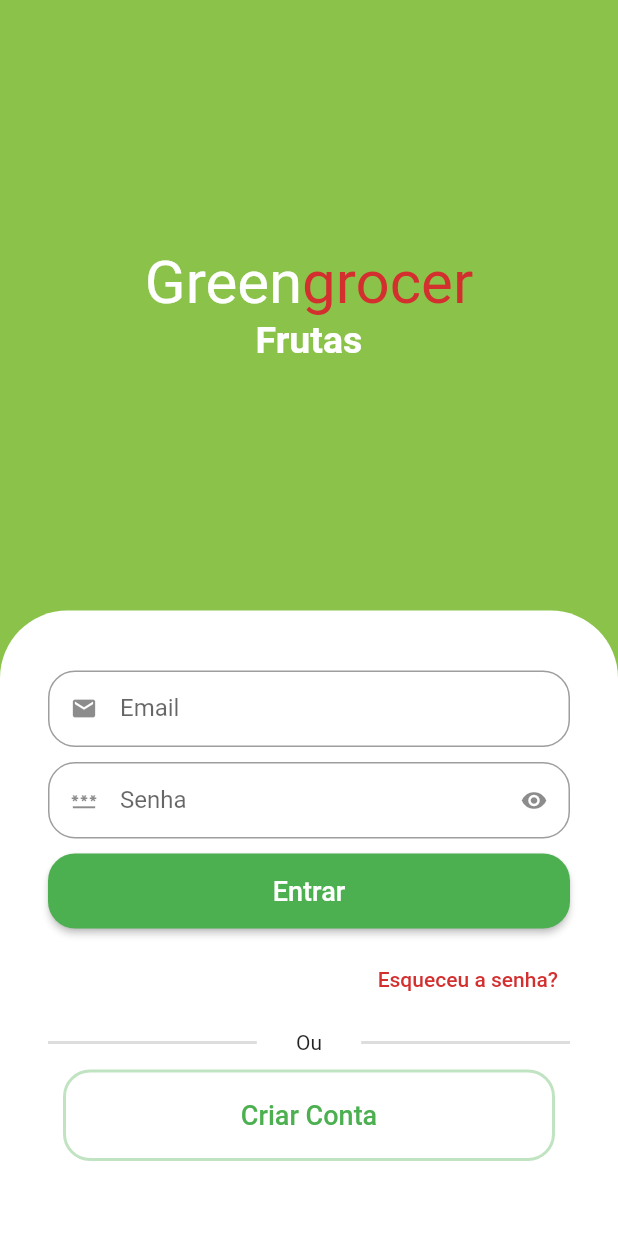
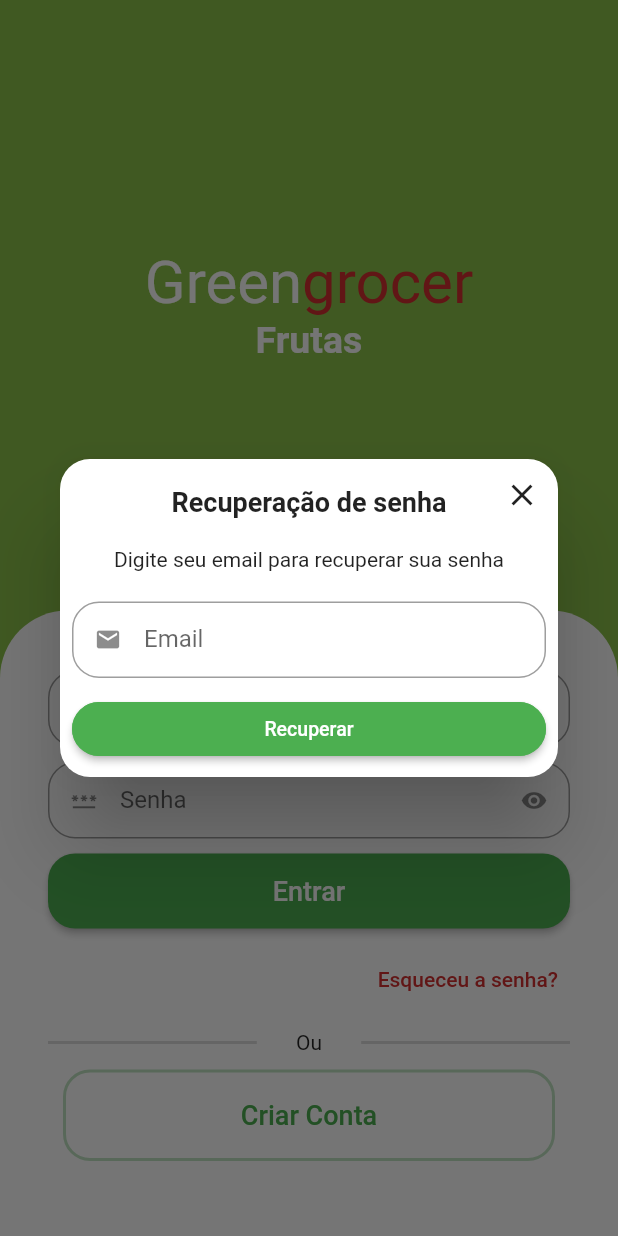
Before and after one commit to AndreLotusDev/GreenGrocerFlutter, a Flutter app: the screen it shows after launch, after a tap on "Esqueceu a senha?", on a phone screen of 412 x 824 dp. Run offline on Flutter 3.47's test engine with Material 2 defaults, Android fonts, the phone set to English and light mode, and no system bars; drawn by our look-alikes of animated_text_kit; our stand-ins replace badges, dio, flutter_secure_storage, fluttertoast, freezed_annotation, get and 3 more; missing offline and left inert: add_to_cart_animation.

Commit message:
Added workflows for login, sign up, forgot password

```diff
--- a/lib/main.dart
+++ b/lib/main.dart
@@ -4,6 +4,8 @@ import 'package:loja_virtual/src/pages/auth/controller/auth_controller.dart';
 import 'package:loja_virtual/src/pages_routes/app_pages.dart';
 
 void main() async {
+  WidgetsFlutterBinding.ensureInitialized();
+
   Get.put(AuthController());
 
   runApp(const MyApp());
--- a/lib/src/constants/endpoints.dart
+++ b/lib/src/constants/endpoints.dart
@@ -3,4 +3,6 @@ const String baseUrl = 'https://parseapi.back4app.com/functions';
 abstract class Endpoints {
   static const String signIn = '$baseUrl/login';
   static const String signUp = '$baseUrl/signup';
+  static const String validateToken = '$baseUrl/validate-token';
+  static const String resetPassword = '$baseUrl/reset-password';
 }
--- /dev/null
+++ b/lib/src/constants/storage_keys.dart
@@ -0,0 +1,3 @@
+abstract class StorageKeys {
+  static const String token = 'token';
+}
--- /dev/null
+++ b/lib/src/pages/auth/view/forgot_password_dialog.dart
@@ -0,0 +1,114 @@
+import 'package:flutter/material.dart';
+import 'package:get/get.dart';
+import 'package:loja_virtual/src/services/validators.dart';
+import '../../common_widgets/custom_text_field.dart';
+import '../controller/auth_controller.dart';
+
+class ForgotPasswordDialog extends StatelessWidget {
+  final emailController = TextEditingController();
+
+  ForgotPasswordDialog({
+    required String email,
+    Key? key,
+  }) : super(key: key) {
+    emailController.text = email;
+  }
+
+  final _formFieldKey = GlobalKey<FormFieldState>();
+  final authController = Get.find<AuthController>();
+
+  @override
+  Widget build(BuildContext context) {
+    return Dialog(
+      shape: RoundedRectangleBorder(
+        borderRadius: BorderRadius.circular(20),
+      ),
+      child: Stack(
+        alignment: Alignment.center,
+        children: [
+          // Conteúdo
+          Padding(
+            padding: const EdgeInsets.all(8.0),
+            child: Column(
+              crossAxisAlignment: CrossAxisAlignment.stretch,
+              mainAxisSize: MainAxisSize.min,
+              children: [
+                // Titulo
+                const Padding(
+                  padding: EdgeInsets.symmetric(vertical: 10),
+                  child: Text(
+                    'Recuperação de senha',
+                    textAlign: TextAlign.center,
+                    style: TextStyle(
+                      fontWeight: FontWeight.bold,
+                      fontSize: 18,
+                    ),
+                  ),
+                ),
+
+                // Descrição
+                const Padding(
+                  padding: EdgeInsets.only(
+                    top: 10,
+                    bottom: 20,
+                  ),
+                  child: Text(
+                    'Digite seu email para recuperar sua senha',
+                    textAlign: TextAlign.center,
+                    style: TextStyle(),
+                  ),
+                ),
+
+                // Campo de email
+                CustomTextField(
+                  formFieldKey: _formFieldKey,
+                  customTextFieldController: emailController,
+                  iconData: Icons.email,
+                  label: 'Email',
+                  validator: emailValidator,
+                ),
+
+                // Confirmar
+                ElevatedButton(
+                  style: ElevatedButton.styleFrom(
+                    shape: RoundedRectangleBorder(
+                      borderRadius: BorderRadius.circular(20),
+                    ),
+                    side: const BorderSide(
+                      width: 2,
+                      color: Colors.green,
+                    ),
+                  ),
+                  onPressed: () {
+                    if (_formFieldKey.currentState!.validate()) {
+                      authController.resetPassword(emailController.text);
+                      Get.back(result: true);
+                    }
+                  },
+                  child: const Text(
+                    'Recuperar',
+                    style: TextStyle(
+                      fontSize: 13,
+                    ),
+                  ),
+                ),
+              ],
+            ),
+          ),
+
+          // Botão para fechar
+          Positioned(
+            top: 0,
+            right: 0,
+            child: IconButton(
+              onPressed: () {
+                Navigator.of(context).pop();
+              },
+              icon: const Icon(Icons.close),
+            ),
+          ),
+        ],
+      ),
+    );
+  }
+}
--- a/lib/src/pages/auth/view/sign_in_screen.dart
+++ b/lib/src/pages/auth/view/sign_in_screen.dart
@@ -3,8 +3,12 @@ import 'package:flutter/material.dart';
 import 'package:get/get.dart';
 import 'package:loja_virtual/src/config/custom_colors.dart';
 import 'package:loja_virtual/src/pages/auth/controller/auth_controller.dart';
+import 'package:loja_virtual/src/pages/auth/repository/auth_errors.dart';
+import 'package:loja_virtual/src/pages/auth/view/forgot_password_dialog.dart';
 import 'package:loja_virtual/src/pages/common_widgets/app_name.dart';
 import 'package:loja_virtual/src/pages_routes/app_pages.dart';
+import 'package:loja_virtual/src/services/utils_services.dart';
+import 'package:loja_virtual/src/services/validators.dart';
 import '../../common_widgets/custom_text_field.dart';
 
 class SignInScreen extends StatelessWidget {
@@ -14,6 +18,8 @@ class SignInScreen extends StatelessWidget {
 
   final emailController = TextEditingController();
   final passwordController = TextEditingController();
+
+  final utilServices = UtilsServices();
 
   @override
   Widget build(BuildContext context) {
@@ -74,16 +80,7 @@ class SignInScreen extends StatelessWidget {
                       CustomTextField(
                         iconData: Icons.email,
                         label: 'Email',
-                        validator: (email) {
-                          if (email == null || email.isEmpty) {
-                            return 'Digite seu email!';
-                          }
-
-                          if (!email.isEmail) {
-                            return 'Digite um email válido';
-                          }
-                          return null;
-                        },
+                        validator: emailValidator,
                         customTextFieldController: emailController,
                       ),
 
@@ -92,17 +89,7 @@ class SignInScreen extends StatelessWidget {
                         label: 'Senha',
                         isSecret: true,
                         suffixIcon: Icons.visibility,
-                        validator: (password) {
-                          if (password == null || password.isEmpty) {
-                            return 'Digite sua senha';
-                          }
-
-                          if (password.length < 7) {
-                            return 'Digite uma senha com pelo menos 7 dígitos';
-                          }
-
-                          return null;
-                        },
+                        validator: passwordValidator,
                         customTextFieldController: passwordController,
                       ),
 
@@ -151,12 +138,29 @@ class SignInScreen extends StatelessWidget {
                         child: Align(
                           alignment: Alignment.centerRight,
                           child: TextButton(
-                              onPressed: () {},
-                              child: Text(
-                                'Esqueceu a senha?',
-                                style: TextStyle(
-                                    color: CustomColors.customContrastColor),
-                              )),
+                            onPressed: () async {
+                              bool? result = await showDialog(
+                                context: context,
+                                builder: (_) {
+                                  return ForgotPasswordDialog(
+                                    email: emailController.text,
+                                  );
+                                },
+                              );
+
+                              if (result ?? false) {
+                                utilServices.showToast(
+                                  message:
+                                      'Um link de recuperação foi enviado para o seu email',
+                                );
+                              }
+                            },
+                            child: Text(
+                              'Esqueceu a senha?',
+                              style: TextStyle(
+                                  color: CustomColors.customContrastColor),
+                            ),
+                          ),
                         ),
                       ),
 
--- a/lib/src/pages/common_widgets/custom_text_field.dart
+++ b/lib/src/pages/common_widgets/custom_text_field.dart
@@ -10,7 +10,10 @@ class CustomTextField extends StatefulWidget {
   final String? initialValue;
   final bool readOnly;
   final String? Function(String?)? validator;
+  final void Function(String?)? onSaved;
   final TextEditingController? customTextFieldController;
+  final TextInputType? textInputType;
+  final GlobalKey<FormFieldState>? formFieldKey;
 
   const CustomTextField(
       {Key? key,
@@ -22,7 +25,10 @@ class CustomTextField extends StatefulWidget {
       this.initialValue,
       this.readOnly = false,
       this.validator,
-      this.customTextFieldController})
+      this.customTextFieldController,
+      this.textInputType,
+      this.onSaved,
+      this.formFieldKey})
       : super(key: key);
 
   @override
@@ -34,7 +40,6 @@ class _CustomTextFieldState extends State<CustomTextField> {
 
   @override
   void initState() {
-    // TODO: implement initState
     if (widget.isSecret) {
       isObscure = true;
     }
@@ -45,12 +50,15 @@ class _CustomTextFieldState extends State<CustomTextField> {
     return Padding(
         padding: const EdgeInsets.only(bottom: 10),
         child: TextFormField(
+          key: widget.formFieldKey,
+          keyboardType: widget.textInputType,
           controller: widget.customTextFieldController,
           initialValue: widget.initialValue,
           readOnly: widget.readOnly,
           validator: widget.validator,
           inputFormatters: widget.inputFormatters,
           obscureText: isObscure,
+          onSaved: widget.onSaved,
           decoration: InputDecoration(
             prefixIcon: Icon(widget.iconData),
             suffixIcon: widget.isSecret
--- a/lib/src/pages/splashs/splash_screen.dart
+++ b/lib/src/pages/splashs/splash_screen.dart
@@ -1,8 +1,8 @@
 import 'package:flutter/material.dart';
 import 'package:get/get.dart';
+import 'package:get/get_core/src/get_main.dart';
 import 'package:loja_virtual/src/config/custom_colors.dart';
-import 'package:loja_virtual/src/pages_routes/app_pages.dart';
-
+import '../auth/controller/auth_controller.dart';
 import '../common_widgets/app_name.dart';
 
 class SplashScreen extends StatefulWidget {
@@ -17,9 +17,7 @@ class _SplashScreenState extends State<SplashScreen> {
   void initState() {
     super.initState();
 
-    Future.delayed(const Duration(milliseconds: 1000), () {
-      Get.offNamed(PageRoutes.signInRoute);
-    });
+    Get.find<AuthController>().validateToken();
   }
 
   @override
--- a/lib/src/services/utils_services.dart
+++ b/lib/src/services/utils_services.dart
@@ -1,9 +1,25 @@
 import 'package:flutter/material.dart';
+import 'package:flutter_secure_storage/flutter_secure_storage.dart';
 import 'package:fluttertoast/fluttertoast.dart';
 import 'package:intl/intl.dart';
 import 'package:intl/date_symbol_data_local.dart';
 
 class UtilsServices {
+  final _storage = const FlutterSecureStorage();
+
+  Future<void> saveLocalData(
+      {required String key, required String data}) async {
+    await _storage.write(key: key, value: data);
+  }
+
+  Future<String?> getLocalData({required String key}) async {
+    return await _storage.read(key: key);
+  }
+
+  Future<void> removeLocalData({required String key}) async {
+    await _storage.delete(key: key);
+  }
+
   String priceToCurrency(double price) {
     NumberFormat numberFormat = NumberFormat.simpleCurrency(locale: 'pt_BR');
 
--- /dev/null
+++ b/lib/src/services/validators.dart
@@ -0,0 +1,70 @@
+import 'package:get/get.dart';
+
+bool isEmail(String em) {
+  String p =
+      r'^(([^<>()[\]\\.,;:\s@\"]+(\.[^<>()[\]\\.,;:\s@\"]+)*)|(\".+\"))@((\[[0-9]{1,3}\.[0-9]{1,3}\.[0-9]{1,3}\.[0-9]{1,3}\])|(([a-zA-Z\-0-9]+\.)+[a-zA-Z]{2,}))$';
+
+  RegExp regExp = RegExp(p);
+
+  return regExp.hasMatch(em);
+}
+
+String? emailValidator(email) {
+  if (email == null || email.isEmpty) {
+    return 'Digite seu email!';
+  }
+
+  if (!isEmail(email)) {
+    return 'Digite um email válido';
+  }
+  return null;
+}
+
+String? passwordValidator(password) {
+  if (password == null || password.isEmpty) {
+    return 'Digite sua senha';
+  }
+
+  if (password.length < 7) {
+    return 'Digite uma senha com pelo menos 7 dígitos';
+  }
+
+  return null;
+}
+
+String? nameValidator(String? name) {
+  if (name == null || name.isEmpty) {
+    return 'Digite um nome';
+  }
+
+  var isACompostName = name.split(' ').length > 1;
+  if (isACompostName == false) {
+    return 'Digite seu nome e sobrenome';
+  }
+
+  return null;
+}
+
+String? phoneValidator(String? phoneNumber) {
+  if (phoneNumber == null || phoneNumber.isEmpty) {
+    return 'Digite seu número';
+  }
+
+  if (phoneNumber.length < 12 || !phoneNumber.isPhoneNumber) {
+    return 'Digite um número de telefone válido';
+  }
+
+  return null;
+}
+
+String? cpfValidator(String? cpf) {
+  if (cpf == null || cpf.isEmpty) {
+    return 'Digite seu CPF';
+  }
+
+  if (!cpf.isCpf) {
+    return 'Digite um CPF válido';
+  }
+
+  return null;
+}
--- a/pubspec.yaml
+++ b/pubspec.yaml
@@ -48,6 +48,7 @@ dependencies:
   build_runner: ^2.2.0
   freezed: ^2.1.0+1
   freezed_annotation: ^2.1.0
+  flutter_secure_storage: ^6.0.0
 
 dev_dependencies:
   flutter_test:
```
Also changed, not shown: lib/src/pages/auth/controller/auth_controller.dart (+66 -1 lines), lib/src/pages/auth/repository/auth_errors.dart (+8 -0 lines), lib/src/pages/auth/repository/auth_repository.dart (+45 -8 lines), lib/src/pages/auth/view/sign_up_screen.dart (+70 -13 lines), lib/src/pages/profile/profile_tab.dart (+27 -70 lines), pubspec.lock.
